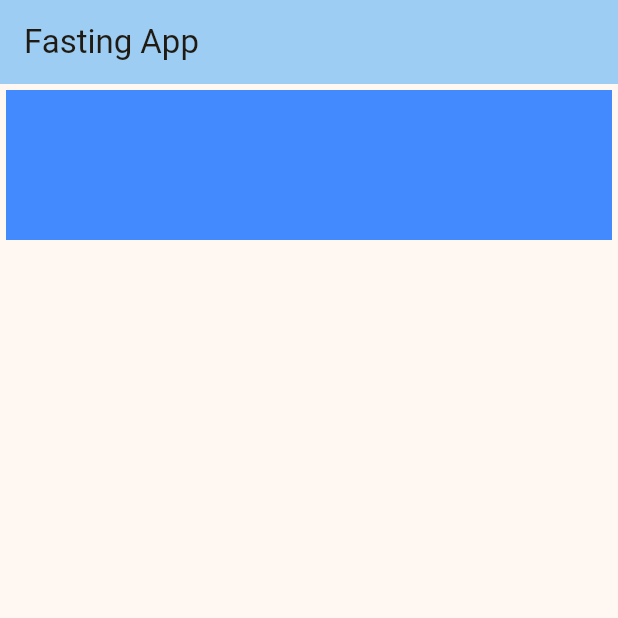
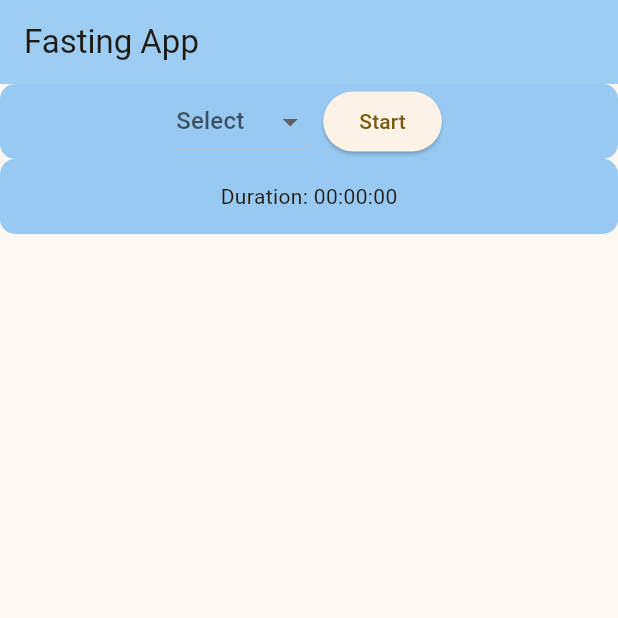
Before and after one commit to ilhamafandi21/soul-fast, a Flutter app: the screen it shows after launch, on a phone screen of 412 x 824 dp, the top half of it. Run offline on Flutter 3.47's test engine with Material 3 defaults, Android fonts, the phone set to English and light mode, and no system bars.

Commit message:
24 -nov -2025

```diff
--- a/lib/pages/home/home.dart
+++ b/lib/pages/home/home.dart
@@ -8,6 +8,57 @@ class Home extends StatefulWidget {
 }
 
 class _HomeState extends State<Home> {
+  String? selectedVariant;
+  int durationFasting = 0;
+  List<DropdownMenuItem<String>> get variantFasting {
+    List<String> variants = [
+      '16/8',
+      '18/6',
+      '20/4',
+      '24 hours',
+      '36 hours',
+      '48 hours',
+    ];
+    return variants
+        .map(
+          (variant) => DropdownMenuItem(value: variant, child: Text(variant)),
+        )
+        .toList();
+  }
+
+  void updateDurationFasting(String? variant) {
+    switch (variant) {
+      case '16/8':
+        durationFasting = 16 * 3600;
+        break;
+      case '18/6':
+        durationFasting = 18 * 3600;
+        break;
+      case '20/4':
+        durationFasting = 20 * 3600;
+        break;
+      case '24 hours':
+        durationFasting = 24 * 3600;
+        break;
+      case '36 hours':
+        durationFasting = 36 * 3600;
+        break;
+      case '48 hours':
+        durationFasting = 48 * 3600;
+        break;
+      default:
+        durationFasting = 0;
+    }
+  }
+
+  String formatTime(int remainingSecond) {
+    final hours = remainingSecond ~/ 3600;
+    final minutes = (remainingSecond % 3600) ~/ 60;
+    final seconds = remainingSecond % 60;
+    // Format dengan 2 digit, misal 01:05:09
+    return '${hours.toString().padLeft(2, '0')}:${minutes.toString().padLeft(2, '0')}:${seconds.toString().padLeft(2, '0')}';
+  }
+
   @override
   Widget build(BuildContext context) {
     return Scaffold(
@@ -20,10 +71,44 @@ class _HomeState extends State<Home> {
           child: Column(
             children: [
               Container(
-                height: 100,
+                height: 50,
                 width: double.infinity,
-                margin: EdgeInsets.all(4),
-                decoration: BoxDecoration(color: Colors.blueAccent),
+                decoration: BoxDecoration(
+                  color: const Color.fromARGB(255, 151, 201, 242),
+                  borderRadius: BorderRadius.circular(10),
+                ),
+                child: Row(
+                  mainAxisAlignment: MainAxisAlignment.center,
+                  spacing: 10,
+                  children: [
+                    DropdownButton<String>(
+                      hint: Text('Select'),
+                      value: selectedVariant,
+                      items: variantFasting,
+                      onChanged: (value) {
+                        setState(() {
+                          selectedVariant = value;
+                          updateDurationFasting(value);
+                        });
+                      },
+                    ),
+                    ElevatedButton(onPressed: () {}, child: Text('Start')),
+                  ],
+                ),
+              ),
+              Container(
+                height: 50,
+                width: double.infinity,
+                decoration: BoxDecoration(
+                  color: const Color.fromARGB(255, 151, 201, 242),
+                  borderRadius: BorderRadius.circular(10),
+                ),
+                child: Column(
+                  mainAxisAlignment: MainAxisAlignment.center,
+                  children: [
+                    Text('Duration: ${formatTime(durationFasting).toString()}'),
+                  ],
+                ),
               ),
             ],
           ),
```
